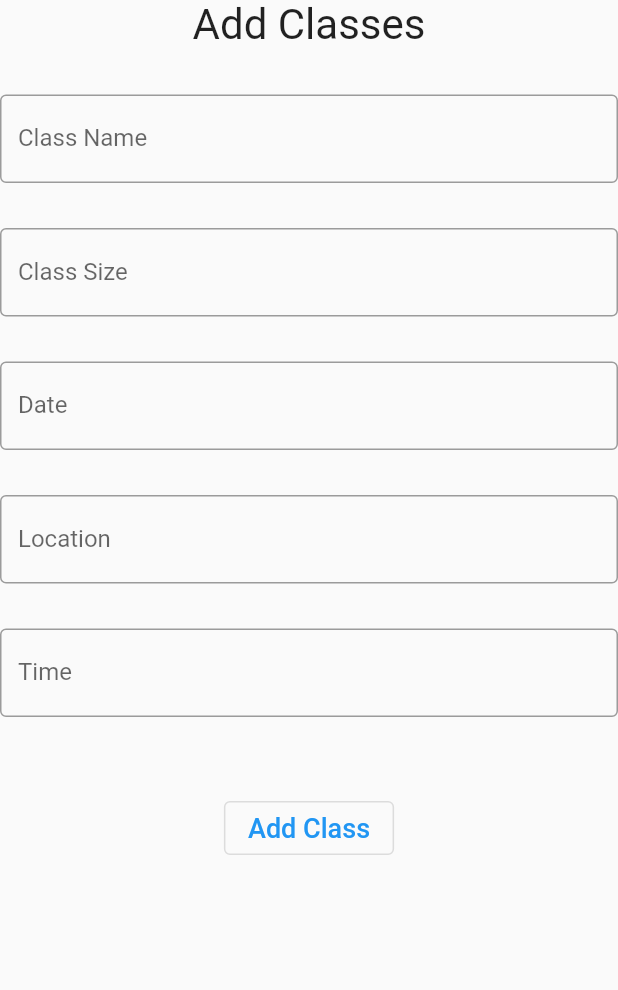
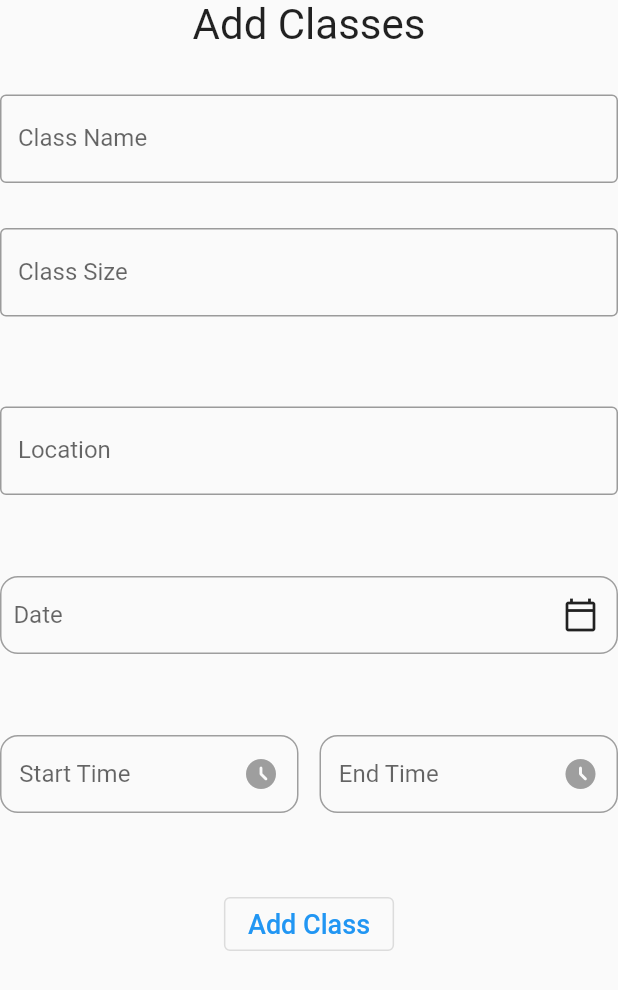
Before and after one commit to haydenang/Tutor_me, a Flutter app: the ClassesEnrolled screen opened directly, after a tap on "Add a class", on a phone screen of 412 x 824 dp. Shown: the top 990 px of the screen. Run offline on Flutter 3.47's test engine with Material 2 defaults, Android fonts, the phone set to English and light mode, and no system bars; our stand-ins replace cloud_firestore, date_picker_timeline, firebase_auth, firebase_core, fluttertoast, google_fonts; accounts and stored records are empty.

Commit message:
added calendar and time

```diff
--- /dev/null
+++ b/lib/input_field.dart
@@ -0,0 +1,57 @@
+ import 'package:flutter/cupertino.dart';
+import 'package:flutter/material.dart';
+import 'package:tutor_me/Screens/classesEnrolled.dart';
+
+class MyInputField extends StatelessWidget{
+  final String title;
+  final String hint;
+  final TextEditingController? controller;
+  final Widget? widget;
+  const MyInputField({Key? key,
+  required this.title,
+  required this.hint,
+  this.controller,
+  this.widget}) : super (key: key);
+
+  @override
+  Widget build(BuildContext context) {
+    // TODO: implement build
+    //throw UnimplementedError();
+    return Container(
+      margin: EdgeInsets.only(top: 16),
+      child: Column(
+        crossAxisAlignment: CrossAxisAlignment.start,
+        children: [
+          // Text(title,
+          //   style:headingStyle,
+          //   ),
+          Container(
+            height:52,
+            margin: EdgeInsets.only(top: 8),
+            decoration:BoxDecoration(
+            border: Border.all(
+              color: Colors.grey,
+              width: 1.0
+            ),
+              borderRadius: BorderRadius.circular(12)
+          ),
+            child: Row(
+              children: [
+                Expanded(child: TextFormField(
+                  readOnly: widget==null?false:true,
+                  autofocus: false,
+                  controller: controller,
+                  decoration:  InputDecoration(
+                    hintText: hint,
+                    border: InputBorder.none,
+                    focusedBorder: InputBorder.none,
+                    ),
+                  )),
+                widget==null? Container() : Container(child: widget),
+            ]),
+          )]
+      ),
+    );
+  }
+
+}
--- a/lib/upload.dart
+++ b/lib/upload.dart
@@ -1,11 +1,14 @@
+
 import 'package:cloud_firestore/cloud_firestore.dart';
 import 'package:firebase_core/firebase_core.dart';
 import 'package:flutter/material.dart';
+import 'package:intl/intl.dart';
+import 'package:tutor_me/input_field.dart';
 
 void main() async {
   WidgetsFlutterBinding.ensureInitialized();
   await Firebase.initializeApp();
-  runApp(MyUpload());
+  runApp( MyUpload());
 }
 
 class MyUpload extends StatefulWidget {
@@ -21,14 +24,20 @@ class _MyUploadState extends State<MyUpload> {
   var datecontroller = new TextEditingController();
   var locationcontroller = new TextEditingController();
   var timecontroller = new TextEditingController();
+  String _selectedDate = "  Date";
+  //DateTime.now();
+  String _startTime = "   Start Time";
+  //DateFormat("hh:mm a").format(DateTime.now()).toString();
+  String _endTime = "   End Time";
+      //"10:00 PM";
 
   @override
   Widget build(BuildContext context) {
     return MaterialApp(
-      debugShowCheckedModeBanner: false,
-      home: Scaffold(
+        home:Scaffold(
           resizeToAvoidBottomInset: false,
-      body: SafeArea(child: Column(children: [
+          body: Builder(builder: (context)=>
+              Column(children: [
               Text(
                 "Add Classes",
                 style: TextStyle(fontSize: 28),
@@ -39,7 +48,7 @@ class _MyUploadState extends State<MyUpload> {
               TextFormField(
                 controller: namecontroller,
                 decoration: InputDecoration(
-              labelText: 'Class Name',border: OutlineInputBorder()),
+                    labelText: 'Class Name', border: OutlineInputBorder()),
               ),
               SizedBox(
                 height: 30,
@@ -47,57 +56,142 @@ class _MyUploadState extends State<MyUpload> {
               TextFormField(
                 controller: sizecontroller,
                 decoration: InputDecoration(
-              labelText: 'Class Size',border: OutlineInputBorder()),
+                    labelText: 'Class Size', border: OutlineInputBorder()),
               ),
               SizedBox(
                 height: 30,
               ),
-        TextFormField(
-          controller: datecontroller,
-          decoration: InputDecoration(
-              labelText: 'Date',border: OutlineInputBorder()),
-        ),
+              // TextFormField(
+              //   controller: datecontroller,
+              //   decoration: InputDecoration(
+              //       labelText: 'Date', border: OutlineInputBorder()),
+              // ),
               SizedBox(
                 height: 30,
               ),
               TextFormField(
                 controller: locationcontroller,
                 decoration: InputDecoration(
-              labelText: 'Location',border: OutlineInputBorder()),
+                    labelText: 'Location', border: OutlineInputBorder()),
               ),
               SizedBox(
                 height: 30,
               ),
-        TextFormField(
-          controller: timecontroller,
-          decoration: InputDecoration(
-              labelText: 'Time',border: OutlineInputBorder()),
+                MyInputField(
+                    title: "Date", hint: _selectedDate,
+                    widget: IconButton(
+                        icon: Icon(Icons.calendar_today_outlined),
+                        onPressed: () {
+                          _getDateFromUser(context);
+                        })),
+                SizedBox(
+                  height: 30,
                 ),
+              Row(
+                children: [
+                  Expanded(
+                      child: MyInputField(
+                          title: "Start Time",
+                          hint: _startTime,
+                        widget: IconButton(
+                          onPressed: (){
+                            _getTimeFromUser(context, true);
+                          },
+                          icon: Icon(Icons.access_time_filled_rounded,
+                          color: Colors.grey,)
+                        ),)),
+                  SizedBox(width:14),
+                  Expanded(
+                      child: MyInputField(
+                        title: "End Time",
+                        hint: _endTime,
+                        widget: IconButton(
+                            onPressed: (){
+                              _getTimeFromUser(context, false);
+                            },
+                            icon: Icon(Icons.access_time_filled_rounded,
+                              color: Colors.grey,)
+                        ),))
+                ],),
+              // TextFormField(
+              //   controller: timecontroller,
+              //   decoration: InputDecoration(
+              //       labelText: 'Time', border: OutlineInputBorder()),
+              // ),
               SizedBox(
                 height: 50,
               ),
               OutlinedButton(onPressed: () {
-          if(namecontroller.text.isNotEmpty && sizecontroller.text.isNotEmpty && datecontroller.text.isNotEmpty && locationcontroller.text.isNotEmpty && timecontroller.text.isNotEmpty){
+                if (namecontroller.text.isNotEmpty &&
+                    sizecontroller.text.isNotEmpty &&
+                    locationcontroller.text.isNotEmpty) {
                   print("Adding data.....");
-            insertData(namecontroller.text, sizecontroller.text, datecontroller.text, locationcontroller.text, timecontroller.text);
-          }}, child: Text(
+                  insertData(namecontroller.text, sizecontroller.text,
+                      locationcontroller.text);
+                }
+              }, child: Text(
                 "Add Class",
                 style: TextStyle(fontSize: 18),
               ))
             ],
             ),
-    )
+          ),
       ),
     );
   }
-
-  Future<void> insertData(String name, String size, String date, String location, String time) async {
+  Future<void> insertData(String name, String size,
+      String location) async {
     await FirebaseFirestore.instance.collection("listing").doc().set({
       "name": name,
       "size": size,
-      "date": date,
+      "date": _selectedDate,
       "location": location,
-      "time" : time
+      "start time": _startTime,
+      "end time": _endTime,
+    });
+  }
+  _getDateFromUser(context) async {
+    DateTime? _pickDate = await showDatePicker(
+        context: context,
+        initialDate: DateTime.now(),
+        firstDate: DateTime(2018),
+        lastDate: DateTime(2024)
+    );
+    if (_pickDate!=null){
+      setState(() {
+        _selectedDate = DateFormat('dd/MM/yyyy').format(_pickDate) ;
+      });
+    } else{
+      print("NULL date");
+    }
+  }
+  _getTimeFromUser(context, isStartTime) async {
+    String startTime = DateFormat("hh:mm a").format(DateTime.now()).toString();
+    var pickTime = await showTimePicker(
+        context: context,
+      initialTime: TimeOfDay(
+          hour: int.parse(startTime.split(":")[0]),
+          minute:int.parse(startTime.split(":")[1].split(" ")[0])),
+      initialEntryMode: TimePickerEntryMode.input,
+    ) ;
+    // final localizations = MaterialLocalizations.of(context);
+    // final formattedTimeOfDay = localizations.formatTimeOfDay(pickTime);
+    String _formattedTime = pickTime!.format(context);
+    if (pickTime==null){
+        print("No time");
+    } else if (isStartTime){
+      setState(() {
+        _startTime = _formattedTime;
+        print(_startTime);
+      });
+    } else if (!isStartTime){
+      setState(() {
+        _endTime = _formattedTime;
+        print(_endTime);
       });
     }
   }
+
+
+
+}
```
Lines whose indentation alone changed are shown as unchanged.
